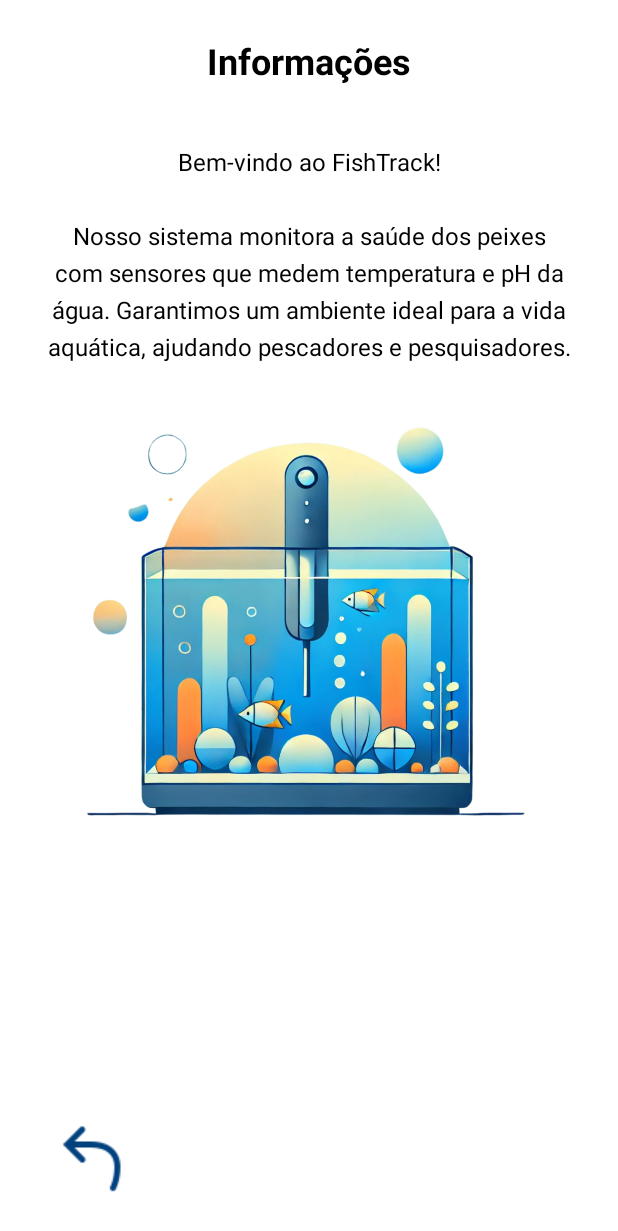
After one commit to JuanSoftware/FishTrack, an Android app: the layout fragment_information.xml on its own in the app's theme, with its tools: preview values and no code run, on a phone screen of 412 x 824 dp. The commit adds this screen. Shown: the top 1231 px of the screen. Run offline under Robolectric (Android 15) with nearby library versions, the phone set to English and light mode, and no system bars.

Commit message:
adiciona fragmento about

```diff
--- a/app/src/main/res/layout/fragment_food.xml
+++ b/app/src/main/res/layout/fragment_food.xml
@@ -45,7 +45,7 @@
         android:layout_height="wrap_content"
         android:layout_marginTop="6dp"
         android:layout_marginBottom="6dp"
-        android:background="@drawable/button_1_background"
+        android:background="@drawable/background_home_page_panel"
         android:text="Registrar Alimentação"
         android:textColor="@color/white" />
 
--- /dev/null
+++ b/app/src/main/res/layout/fragment_information.xml
@@ -0,0 +1,68 @@
+<?xml version="1.0" encoding="utf-8"?>
+<RelativeLayout
+    xmlns:android="http://schemas.android.com/apk/res/android"
+    android:layout_width="match_parent"
+    android:layout_height="match_parent"
+    android:background="@color/white">
+
+    <ScrollView
+        android:id="@+id/scroll_content"
+        android:layout_width="match_parent"
+        android:layout_height="match_parent"
+        android:layout_above="@+id/btn_return"
+        android:padding="24dp">
+
+        <LinearLayout
+            android:layout_width="match_parent"
+            android:layout_height="wrap_content"
+            android:orientation="vertical"
+            android:gravity="center_horizontal">
+
+            <TextView
+                android:id="@+id/information_title"
+                android:layout_width="wrap_content"
+                android:layout_height="wrap_content"
+                android:text="Informações"
+                android:textSize="24sp"
+                android:textStyle="bold"
+                android:textColor="@color/black"
+                android:gravity="center"
+                android:paddingBottom="12dp"
+                android:layout_marginBottom="20dp"
+                android:elevation="5dp" />
+
+            <TextView
+                android:id="@+id/information_text"
+                android:layout_width="match_parent"
+                android:layout_height="wrap_content"
+                android:text="Bem-vindo ao FishTrack!\n\nNosso sistema monitora a saúde dos peixes com sensores que medem temperatura e pH da água. Garantimos um ambiente ideal para a vida aquática, ajudando pescadores e pesquisadores."
+                android:textSize="16sp"
+                android:textColor="@color/black"
+                android:lineSpacingExtra="6dp"
+                android:gravity="center_horizontal"
+                android:paddingTop="8dp" />
+
+            <ImageView
+                android:id="@+id/information_image"
+                android:layout_width="wrap_content"
+                android:layout_height="315dp"
+                android:layout_marginTop="16dp"
+                android:scaleType="centerCrop"
+                android:src="@drawable/IC_AQUARIUM" />
+
+        </LinearLayout>
+    </ScrollView>
+
+    <Button
+        android:id="@+id/btn_return"
+        android:layout_width="wrap_content"
+        android:layout_height="wrap_content"
+        android:layout_alignParentBottom="true"
+        android:layout_marginLeft="25dp"
+        android:layout_marginBottom="16dp"
+        android:backgroundTint="@color/white"
+        android:drawableStart="@drawable/ic_undo"
+        android:elevation="0dp"
+        android:stateListAnimator="@null"
+        />
+</RelativeLayout>
```
Also changed, not shown: app/src/main/res/drawable/IC_AQUARIUM.png (added), app/src/main/res/drawable/arrowright.png (added), app/src/main/res/drawable/ic_undo.png (added), app/src/main/res/drawable/icons_undo.png (added).
